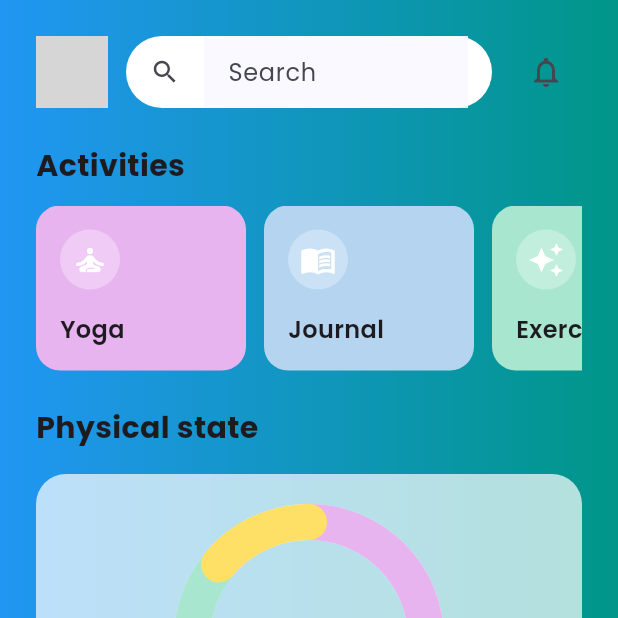
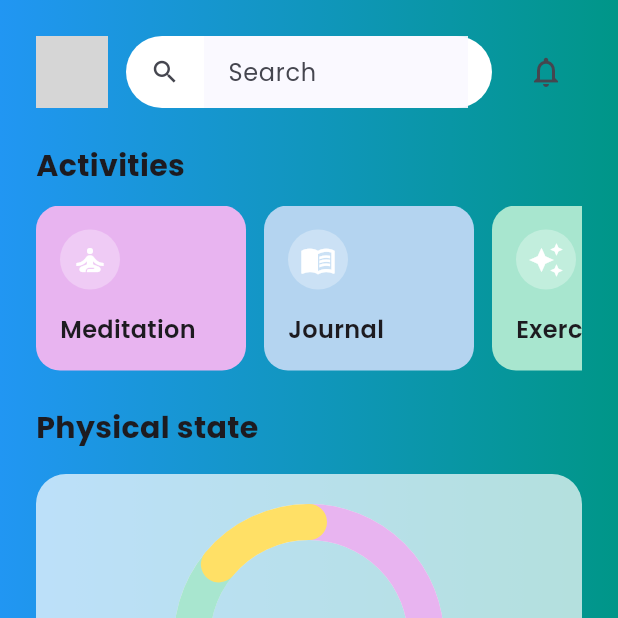
Before and after one commit to Ravindra2377/Mood, a Flutter app: the ResourcesScreen screen opened by its route, on a phone screen of 412 x 824 dp, the top half of it. Run offline on Flutter 3.47's test engine with Material 3 defaults, Android fonts, the phone set to English and light mode, and no system bars; our stand-ins replace dio, flutter_riverpod, flutter_secure_storage, google_fonts, hive, hive_flutter and 2 more; missing offline and left inert: soul_fresh; accounts and stored records are empty; generated files the repository leaves out were written again; network calls fail; grey boxes are pictures that could not be loaded.

Commit message:
feat: Rename 'Yoga' activity to 'Meditation'

```diff
--- a/soul_fresh/lib/core/colors.dart
+++ b/soul_fresh/lib/core/colors.dart
@@ -61,8 +61,7 @@
   static const Color moodVeryHappy = Color(0xFF26A69A);
 
   // Activity colors
-  static const Color activityYoga = pastelPurple;
+  static const Color activityMeditation = pastelPurple;
   static const Color activityJournal = pastelBlue;
   static const Color activityExercise = pastelGreen;
-  static const Color activityMeditation = pastelOrange;
 }
--- a/soul_fresh/lib/data/appMockData.dart
+++ b/soul_fresh/lib/data/appMockData.dart
@@ -13,7 +13,7 @@
     Activity(
       id: "act-1",
       type: ActivityType.yoga,
-      title: "Yoga",
+      title: "Meditation",
       color: const Color(0xFFE8B4F0),
       icon: Icons.self_improvement,
     ),
--- a/soul_fresh/lib/utils/formatters.dart
+++ b/soul_fresh/lib/utils/formatters.dart
@@ -124,7 +124,7 @@
   static String activityType(String type) {
     switch (type.toLowerCase()) {
       case 'yoga':
-        return 'Yoga 🧘';
+        return 'Meditation 🧘';
       case 'journal':
       case 'journaling':
         return 'Journaling 📝';
```
